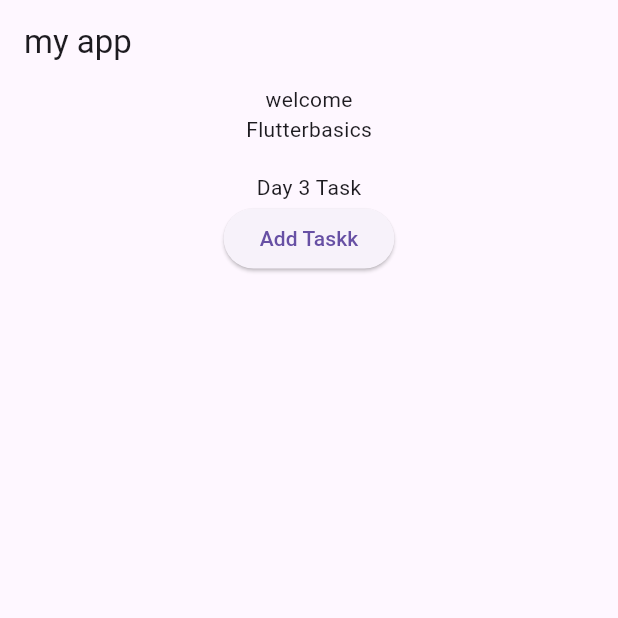
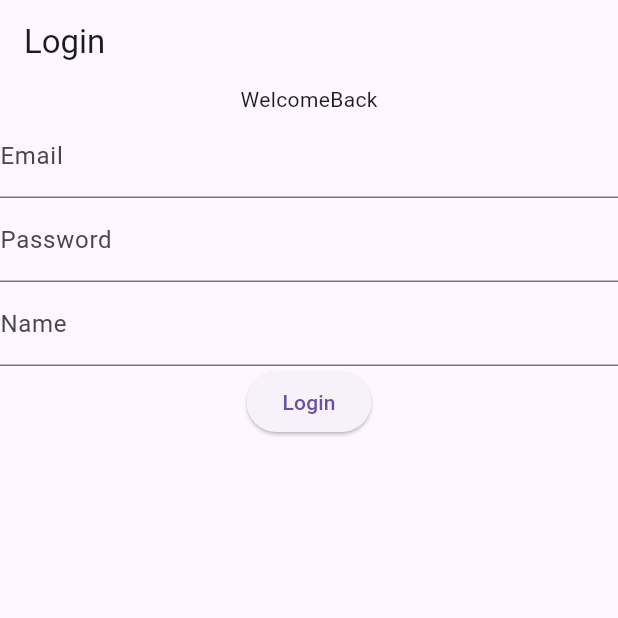
Before and after one commit to muhammedfasal01m-debug/learn-luck, a Flutter app: the screen it shows after launch, on a phone screen of 412 x 824 dp, the top half of it. Run offline on Flutter 3.47's test engine with Material 3 defaults, Android fonts, the phone set to English and light mode, and no system bars; our stand-ins replace material_ui.

Commit message:
Add Day 4 login navigation

```diff
--- a/lib/main.dart
+++ b/lib/main.dart
@@ -1,54 +1,60 @@
 import 'package:flutter/cupertino.dart';
-import 'package:flutter/material.dart';
+import 'package:material_ui/material_ui.dart';
 
 void main() {
-  runApp(const MyApp());
+  runApp(MyApp());
 }
 
 class MyApp extends StatelessWidget {
   const MyApp({super.key});
+  @override
+  Widget build(BuildContext context) {
+    return MaterialApp(home: LoginScreen());
+  }
+}
+
+class LoginScreen extends StatelessWidget {
+  const LoginScreen({super.key});
 
   @override
   Widget build(BuildContext context) {
-    return MaterialApp(
-      home: Scaffold(
-        appBar: AppBar(title: const Text('my app')),
+    // TODO: implement build
+    return Scaffold(
+      appBar: AppBar(title: const Text('Login')),
       body: Center(
         child: Column(
           children: [
-              Text('welcome'),
-              Container(child: const Text('Flutterbasics')),
-              const SizedBox(height: 19),
-              Container(child: Text('Day 3 Task')),
+            const Text('WelcomeBack'),
+            TextField(decoration: InputDecoration(label: const Text('Email'))),
+            TextField(
+              obscureText: true,
+              decoration: InputDecoration(label: const Text('Password')),
+            ),
+            TextField(decoration: InputDecoration(label: const Text('Name'))),
             ElevatedButton(
               onPressed: () {
-                  showDialog(
-                    context: context,
-                    builder: (dialogcontext) {
-                      return AlertDialog(
-                        title: const Text('Add taskk'),
-                        content: const Text('Add a new taskk?'),
-                        actions: [
-                          TextButton(
-                            onPressed: () {
-                              Navigator.pop(dialogcontext);
-                              ScaffoldMessenger.of(context).showSnackBar(
-                                const SnackBar(content: Text('Task added')),
+                Navigator.push(
+                  context,
+                  MaterialPageRoute(builder: (context) => const HomeScreen()),
                 );
               },
-                            child: const Text('ok'),
+              child: const Text('Login'),
             ),
           ],
-                      );
-                    },
-                  );
-                },
-                child: const Text('Add Taskk'),
-              ),
-            ],
-          ),
         ),
       ),
     );
   }
 }
+
+class HomeScreen extends StatelessWidget {
+  const HomeScreen({super.key});
+  @override
+  Widget build(BuildContext context) {
+    // TODO: implement build
+    return Scaffold(
+      appBar: AppBar(title: Text('Home')),
+      body: Center(child: const Text('Welcome to Home')),
+    );
+  }
+}
```
Lines whose indentation alone changed are shown as unchanged.
